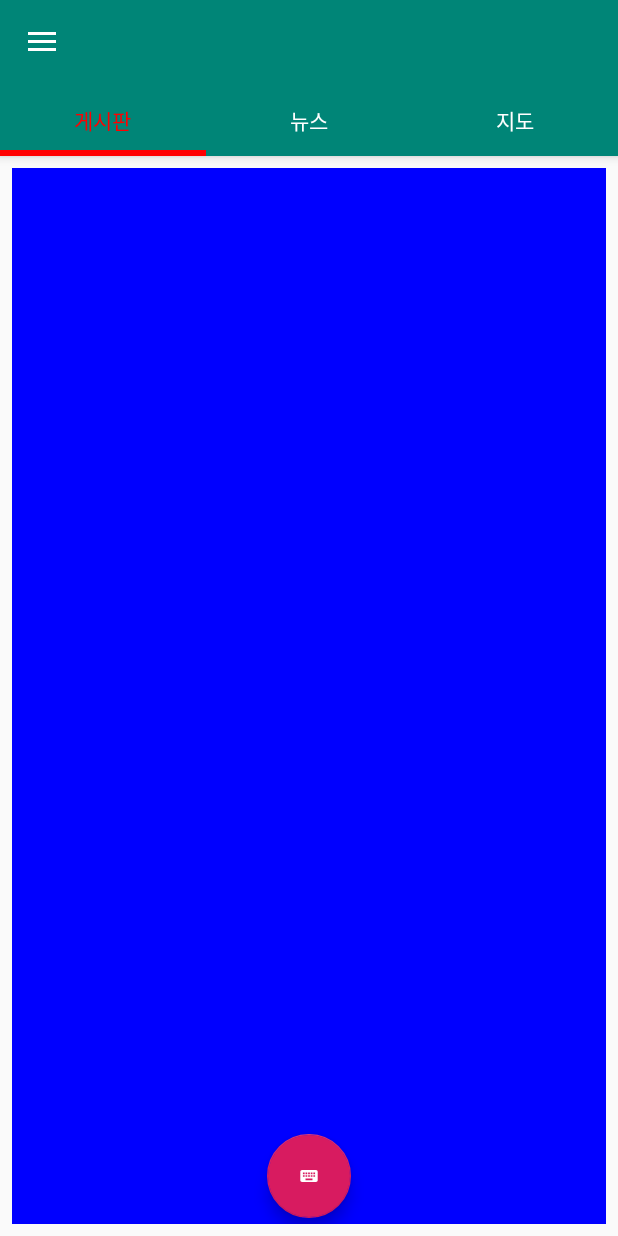
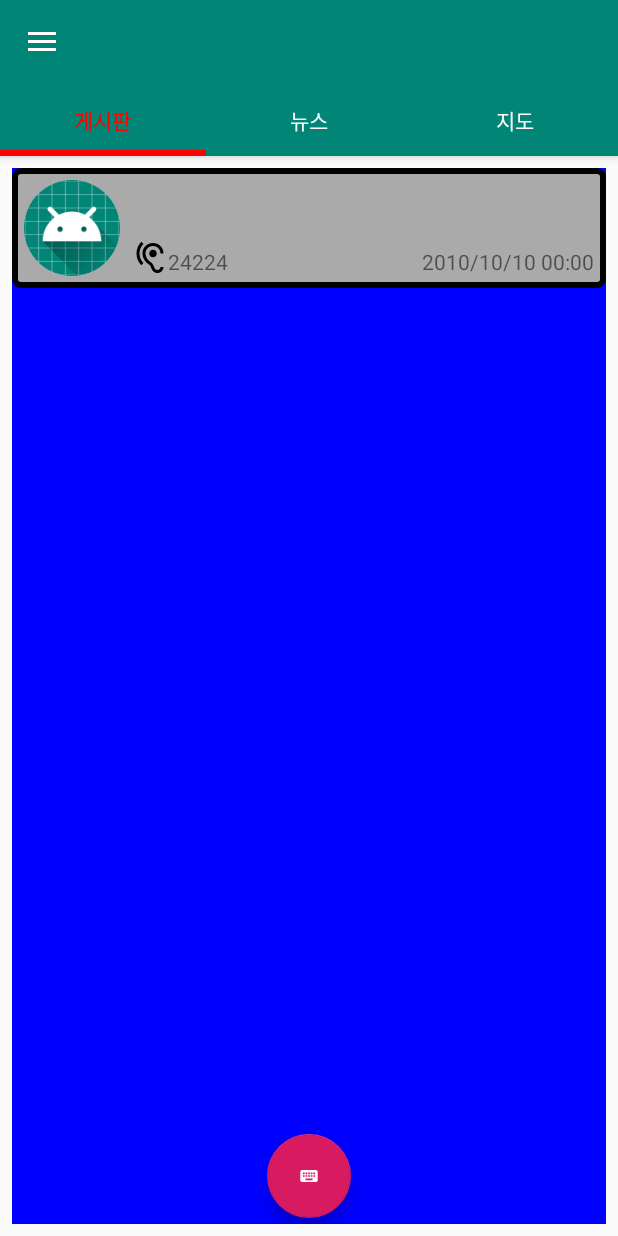
Before and after one commit to lsun41902/MyP, an Android app: the screen it shows after launch (MainActivity), on a phone screen of 412 x 824 dp. Run offline under Robolectric (Android 15) with nearby library versions, the light colour scheme and no system bars; our stand-ins replace CircleImageView.

Commit message:
check point 11/04

```diff
--- a/app/build.gradle
+++ b/app/build.gradle
@@ -34,5 +34,6 @@ dependencies {
     implementation 'com.mxn.soul:flowingdrawer-core:2.1.0'
     implementation 'com.nineoldandroids:library:2.4.0'
     implementation 'info.hoang8f:fbutton:1.0.5'
+    implementation 'com.squareup:otto:1.3.8'
 
 }
--- a/app/src/main/java/com/lsun/myp/MyAdapter.java
+++ b/app/src/main/java/com/lsun/myp/AdapterFragment.java
@@ -6,10 +6,10 @@ import androidx.fragment.app.Fragment;
 import androidx.fragment.app.FragmentManager;
 import androidx.fragment.app.FragmentPagerAdapter;
 
-public class MyAdapter extends FragmentPagerAdapter {
+public class AdapterFragment extends FragmentPagerAdapter {
     Fragment[] fragments=new Fragment[3];
     String[] pageTitle=new String[]{"게시판","뉴스","지도"};
-    public MyAdapter(@NonNull FragmentManager fm) {
+    public AdapterFragment(@NonNull FragmentManager fm) {
         super(fm);
         fragments[0]=new Fragment_Recyclerview();
         fragments[1]=new Fragment_News();
--- /dev/null
+++ b/app/src/main/java/com/lsun/myp/AdapterMember.java
@@ -0,0 +1,66 @@
+package com.lsun.myp;
+
+import android.content.Context;
+import android.view.LayoutInflater;
+import android.view.View;
+import android.view.ViewGroup;
+import android.widget.TextView;
+
+import androidx.annotation.NonNull;
+import androidx.recyclerview.widget.RecyclerView;
+
+import com.bumptech.glide.Glide;
+
+import org.w3c.dom.Text;
+
+import java.util.ArrayList;
+
+import de.hdodenhof.circleimageview.CircleImageView;
+
+public class AdapterMember extends RecyclerView.Adapter {
+    Context context;
+    ArrayList<MyMember> members;
+
+    public AdapterMember(Context context, ArrayList<MyMember> members) {
+        this.context = context;
+        this.members = members;
+    }
+
+    @NonNull
+    @Override
+    public RecyclerView.ViewHolder onCreateViewHolder(@NonNull ViewGroup parent, int viewType) {
+        LayoutInflater inflater=LayoutInflater.from(context);
+        View itemview=inflater.inflate(R.layout.fragment_recyclerview_item,parent,false);
+        VH vh=new VH(itemview);
+        return vh;
+    }
+
+    @Override
+    public void onBindViewHolder(@NonNull RecyclerView.ViewHolder holder, int position) {
+        VH vh=(VH) holder;
+        MyMember myMember=members.get(position);
+        vh.tvTitle.setText(myMember.title);
+
+    }
+
+    @Override
+    public int getItemCount() {
+        return members.size();
+    }
+    class VH extends RecyclerView.ViewHolder{
+        TextView tvTitle;
+        CircleImageView circleImageView;
+        TextView date;
+        TextView fav;
+
+        public VH(@NonNull View itemView) {
+            super(itemView);
+            tvTitle=itemView.findViewById(R.id.item_tv_title);
+            date=itemView.findViewById(R.id.item_tv_date);
+            fav=itemView.findViewById(R.id.item_tv_fav);
+            circleImageView=itemView.findViewById(R.id.item_iv);
+
+
+        }
+    }
+}
--- a/app/src/main/java/com/lsun/myp/Fragment_Recyclerview.java
+++ b/app/src/main/java/com/lsun/myp/Fragment_Recyclerview.java
@@ -1,42 +1,113 @@
 package com.lsun.myp;
 
+
+import android.app.Activity;
 import android.content.Intent;
 import android.os.Bundle;
+import android.provider.SyncStateContract;
 import android.view.LayoutInflater;
 import android.view.View;
 import android.view.ViewGroup;
-import android.widget.Button;
-import android.widget.Switch;
 import android.widget.Toast;
-
 import androidx.annotation.NonNull;
 import androidx.annotation.Nullable;
+import androidx.core.app.ActivityCompat;
 import androidx.fragment.app.Fragment;
+import androidx.recyclerview.widget.RecyclerView;
+import androidx.swiperefreshlayout.widget.SwipeRefreshLayout;
 
 import com.google.android.material.floatingactionbutton.FloatingActionButton;
+
+import java.util.ArrayList;
 
 import static android.app.Activity.RESULT_OK;
 
 public class Fragment_Recyclerview extends Fragment {
     FloatingActionButton fab;
-    public static final int REQ_WIRTE=10;
+    RecyclerView recyclerView;
+    AdapterMember adapter;
+    public static final int REQ_WIRTE = 10;
+    ArrayList<MyMember> members = new ArrayList<>();
+    SwipeRefreshLayout swiper;
 
     @Nullable
     @Override
     public View onCreateView(@NonNull LayoutInflater inflater, @Nullable ViewGroup container, @Nullable Bundle savedInstanceState) {
-        View view=inflater.inflate(R.layout.fragment_recyclerview,container,false);
-        fab=view.findViewById(R.id.fab);
+        View view = inflater.inflate(R.layout.fragment_recyclerview, container, false);
+        fab = view.findViewById(R.id.fab);
+        recyclerView = view.findViewById(R.id.recyclerview_item);
+//        recyclerView.setAdapter(adapter);
+        swiper = view.findViewById(R.id.swiper);
+        swiper.setOnRefreshListener(new SwipeRefreshLayout.OnRefreshListener() {
+            @Override
+            public void onRefresh() {
+                Toast.makeText(getActivity(), "게시판 새로고침", Toast.LENGTH_SHORT).show();
+                adapter.notifyDataSetChanged();
+                recyclerView.setAdapter(adapter);
+                swiper.setRefreshing(false);
+
+            }
+        });
+
+
         fab.setOnClickListener(new View.OnClickListener() {
             @Override
             public void onClick(View view) {
-                Intent intent=new Intent(getActivity(),WriteActivity.class);
-                getActivity().startActivityForResult(intent,REQ_WIRTE);
+                Intent intent = new Intent(getActivity(), WriteActivity.class);
+                getActivity().startActivityForResult(intent, REQ_WIRTE);
             }
         });
         return view;
 
+    }//onCreateView
+
+
+
+
+    @Override
+    public void onActivityResult(int requestCode, int resultCode, Intent data) {
+//        super.onActivityResult(requestCode, resultCode, data);
+        switch (requestCode) {
+            case REQ_WIRTE:
+                if(resultCode== MainActivity.RESULT_OK){
+                    String title=data.getStringExtra("Title");
+                    members.add(0,new MyMember(title,null,null));
+                    adapter=new AdapterMember(getActivity(),members);
+                    recyclerView.setAdapter(adapter);
+                }
+                break;
+        }
     }
 
 
 
+    @Override
+    public void onActivityCreated(@Nullable Bundle savedInstanceState) {
+        super.onActivityCreated(savedInstanceState);
+        //members.add(0, new MyMember(null, null, null));
+        Intent intent=new Intent();
+        onActivityResult(REQ_WIRTE,RESULT_OK,intent);
+    }
+
+
+
+    //    @Override
+//    public void onActivityResult(int requestCode, int resultCode, @Nullable Intent data) {
+//        super.onActivityResult(requestCode, resultCode, data);
+//        switch (requestCode){
+//            case REQ_WIRTE:
+//                if(resultCode==RESULT_OK){
+//                    String title=data.getStringExtra("Title");
+//                    members.add(0,new MyMember(title,null,null));
+//                    adapter=new AdapterMember(getActivity(),members);
+//                    recyclerView.setAdapter(adapter);
+//
+//
+//                }
+//                break;
+//        }
+//    }
+
+
+
 }
--- a/app/src/main/java/com/lsun/myp/MainActivity.java
+++ b/app/src/main/java/com/lsun/myp/MainActivity.java
@@ -5,14 +5,19 @@ import androidx.appcompat.app.ActionBarDrawerToggle;
 import androidx.appcompat.app.AppCompatActivity;
 import androidx.appcompat.widget.Toolbar;
 import androidx.drawerlayout.widget.DrawerLayout;
+import androidx.fragment.app.Fragment;
+import androidx.recyclerview.widget.RecyclerView;
 import androidx.viewpager.widget.ViewPager;
 
 import android.content.Intent;
 import android.os.Bundle;
+import android.view.View;
 import android.widget.Toast;
 
 import com.google.android.material.navigation.NavigationView;
 import com.google.android.material.tabs.TabLayout;
+
+import java.util.ArrayList;
 
 
 public class MainActivity extends AppCompatActivity {
@@ -21,8 +26,11 @@ public class MainActivity extends AppCompatActivity {
     ActionBarDrawerToggle drawerToggle;
     TabLayout tabLayout;
     ViewPager pager;
-    MyAdapter adapter;
+    AdapterFragment adapter;
     public static Toolbar toolbar;
+    ArrayList<MyMember> members=new ArrayList<>();
+    AdapterMember adapterMember;
+    RecyclerView recyclerView;
     public static final int REQ_WIRTE=10;
 
     @Override
@@ -42,7 +50,7 @@ public class MainActivity extends AppCompatActivity {
 
         tabLayout=findViewById(R.id.layout_tab);
         pager=findViewById(R.id.pager);
-        adapter=new MyAdapter(getSupportFragmentManager());
+        adapter=new AdapterFragment(getSupportFragmentManager());
         pager.setAdapter(adapter);
 
         tabLayout.setupWithViewPager(pager);
@@ -55,8 +63,15 @@ public class MainActivity extends AppCompatActivity {
             case REQ_WIRTE:
                 if (resultCode==RESULT_OK){
                     Toast.makeText(this, "성공", Toast.LENGTH_SHORT).show();
+//                    View view=View.inflate(this,R.layout.fragment_recyclerview_item,null);
+//                    RecyclerView recyclerView=view.findViewById(R.id.recyclerview_item);
+//                    String title=data.getStringExtra("Title");
+//                    adapterMember=new AdapterMember(this, members);
+//                    recyclerView.setAdapter(adapterMember);
+
                 }
                 break;
         }
     }
+
 }
--- /dev/null
+++ b/app/src/main/java/com/lsun/myp/MyMember.java
@@ -0,0 +1,42 @@
+package com.lsun.myp;
+
+import android.net.Uri;
+
+public class MyMember {
+    String title;
+    String text;
+    Uri img;
+
+    public MyMember(String title, String text, Uri img) {
+        this.title = title;
+        this.text = text;
+        this.img = img;
+    }
+
+    public MyMember() {
+    }
+
+    public String getTitle() {
+        return title;
+    }
+
+    public void setTitle(String title) {
+        this.title = title;
+    }
+
+    public String getText() {
+        return text;
+    }
+
+    public void setText(String text) {
+        this.text = text;
+    }
+
+    public Uri getImg() {
+        return img;
+    }
+
+    public void setImg(Uri img) {
+        this.img = img;
+    }
+}
--- a/app/src/main/java/com/lsun/myp/WriteActivity.java
+++ b/app/src/main/java/com/lsun/myp/WriteActivity.java
@@ -5,19 +5,28 @@ import androidx.appcompat.app.AppCompatActivity;
 import android.content.Intent;
 import android.os.Bundle;
 import android.view.View;
+import android.widget.TextView;
 
 public class WriteActivity extends AppCompatActivity {
 
+    TextView tvTitle;
     @Override
     protected void onCreate(Bundle savedInstanceState) {
         super.onCreate(savedInstanceState);
         setContentView(R.layout.activity_write);
+        tvTitle=findViewById(R.id.wirte_et_title);
 
 
     }
 
     public void clickBtn(View view) {
         Intent intent=getIntent();
+//        String title=tvTitle.getText().toString();
+//        if(title.equals("")) {
+//            title="제목없음";
+//        }
+//
+//        intent.putExtra("Title",title);
         setResult(RESULT_OK,intent);
         finish();
     }
--- /dev/null
+++ b/app/src/main/res/drawable/ic_directions_run_black_24dp.xml
@@ -0,0 +1,9 @@
+<vector xmlns:android="http://schemas.android.com/apk/res/android"
+        android:width="24dp"
+        android:height="24dp"
+        android:viewportWidth="24.0"
+        android:viewportHeight="24.0">
+    <path
+        android:fillColor="#FF000000"
+        android:pathData="M13.49,5.48c1.1,0 2,-0.9 2,-2s-0.9,-2 -2,-2 -2,0.9 -2,2 0.9,2 2,2zM9.89,19.38l1,-4.4 2.1,2v6h2v-7.5l-2.1,-2 0.6,-3c1.3,1.5 3.3,2.5 5.5,2.5v-2c-1.9,0 -3.5,-1 -4.3,-2.4l-1,-1.6c-0.4,-0.6 -1,-1 -1.7,-1 -0.3,0 -0.5,0.1 -0.8,0.1l-5.2,2.2v4.7h2v-3.4l1.8,-0.7 -1.6,8.1 -4.9,-1 -0.4,2 7,1.4z"/>
+</vector>
--- /dev/null
+++ b/app/src/main/res/drawable/ic_hearing_black_24dp.xml
@@ -0,0 +1,9 @@
+<vector xmlns:android="http://schemas.android.com/apk/res/android"
+        android:width="24dp"
+        android:height="24dp"
+        android:viewportWidth="24.0"
+        android:viewportHeight="24.0">
+    <path
+        android:fillColor="#FF000000"
+        android:pathData="M17,20c-0.29,0 -0.56,-0.06 -0.76,-0.15 -0.71,-0.37 -1.21,-0.88 -1.71,-2.38 -0.51,-1.56 -1.47,-2.29 -2.39,-3 -0.79,-0.61 -1.61,-1.24 -2.32,-2.53C9.29,10.98 9,9.93 9,9c0,-2.8 2.2,-5 5,-5s5,2.2 5,5h2c0,-3.93 -3.07,-7 -7,-7S7,5.07 7,9c0,1.26 0.38,2.65 1.07,3.9 0.91,1.65 1.98,2.48 2.85,3.15 0.81,0.62 1.39,1.07 1.71,2.05 0.6,1.82 1.37,2.84 2.73,3.55 0.51,0.23 1.07,0.35 1.64,0.35 2.21,0 4,-1.79 4,-4h-2c0,1.1 -0.9,2 -2,2zM7.64,2.64L6.22,1.22C4.23,3.21 3,5.96 3,9s1.23,5.79 3.22,7.78l1.41,-1.41C6.01,13.74 5,11.49 5,9s1.01,-4.74 2.64,-6.36zM11.5,9c0,1.38 1.12,2.5 2.5,2.5s2.5,-1.12 2.5,-2.5 -1.12,-2.5 -2.5,-2.5 -2.5,1.12 -2.5,2.5z"/>
+</vector>
--- a/app/src/main/res/layout/fragment_recyclerview.xml
+++ b/app/src/main/res/layout/fragment_recyclerview.xml
@@ -4,12 +4,19 @@
     android:layout_height="match_parent"
     xmlns:app="http://schemas.android.com/apk/res-auto"
     android:background="#0000ff">
-    <androidx.recyclerview.widget.RecyclerView
-        android:id="@+id/recyclerview"
+    <androidx.swiperefreshlayout.widget.SwipeRefreshLayout
+        android:id="@+id/swiper"
         android:layout_width="match_parent"
         android:layout_height="match_parent">
+    <androidx.recyclerview.widget.RecyclerView
+        android:id="@+id/recyclerview_item"
+        android:layout_width="match_parent"
+        android:layout_height="match_parent"
+        app:layoutManager="androidx.recyclerview.widget.LinearLayoutManager"
+        android:orientation="vertical">
 
     </androidx.recyclerview.widget.RecyclerView>
+    </androidx.swiperefreshlayout.widget.SwipeRefreshLayout>
 
 
     <com.google.android.material.floatingactionbutton.FloatingActionButton
@@ -19,8 +26,9 @@
         android:layout_alignParentRight="true"
         android:layout_alignParentBottom="true"
         android:layout_margin="4dp"
-        app:layout_anchor="@id/recyclerview"
+        app:layout_anchor="@id/recyclerview_item"
         android:src="@drawable/ic_keyborad_foreground"
         app:layout_anchorGravity="bottom|center_horizontal"
         />
+
 </androidx.coordinatorlayout.widget.CoordinatorLayout>
--- /dev/null
+++ b/app/src/main/res/layout/fragment_recyclerview_item.xml
@@ -0,0 +1,48 @@
+<?xml version="1.0" encoding="utf-8"?>
+<RelativeLayout xmlns:android="http://schemas.android.com/apk/res/android"
+    android:orientation="vertical"
+    android:layout_width="match_parent"
+    android:layout_height="wrap_content"
+    android:padding="8dp"
+    android:background="@drawable/background">
+    <de.hdodenhof.circleimageview.CircleImageView
+        android:id="@+id/item_iv"
+        android:layout_width="64dp"
+        android:layout_height="64dp"
+        android:src="@mipmap/ic_launcher"/>
+    <TextView
+        android:padding="4dp"
+        android:layout_margin="4dp"
+        android:id="@+id/item_tv_title"
+        android:layout_width="match_parent"
+        android:layout_toRightOf="@+id/item_iv"
+        android:layout_height="wrap_content"
+        android:maxLines="1"
+        android:text="지금 샷두루빠라"
+        android:textSize="18sp"/>
+
+
+    <ImageView
+        android:id="@+id/item_iv_fav"
+        android:layout_width="wrap_content"
+        android:layout_height="wrap_content"
+        android:layout_toRightOf="@id/item_iv"
+        android:src="@drawable/ic_hearing_black_24dp"
+        android:layout_alignBottom="@id/item_iv"
+        android:layout_marginLeft="8dp"/>
+    <TextView
+        android:id="@+id/item_tv_fav"
+        android:layout_width="wrap_content"
+        android:layout_height="wrap_content"
+        android:text="24224"
+        android:layout_toRightOf="@id/item_iv_fav"
+        android:layout_alignBottom="@id/item_iv"/>
+        <TextView
+            android:id="@+id/item_tv_date"
+            android:layout_alignBottom="@id/item_iv"
+            android:text="2010/10/10 00:00"
+            android:layout_alignParentRight="true"
+            android:layout_width="wrap_content"
+            android:layout_height="wrap_content"/>
+
+</RelativeLayout>
```
